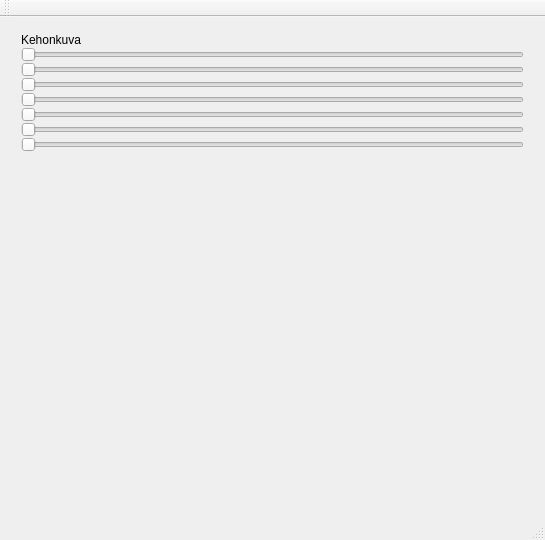
Old version of the form mainwindow.ui in the repository ismotee/olentoStatistics.
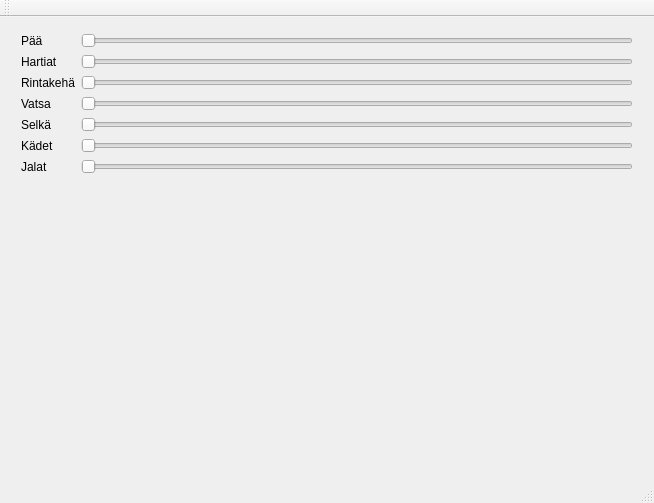
New version of the form.

Diff of the .ui file:
```diff
--- a/mainwindow.ui
+++ b/mainwindow.ui
@@ -6,8 +6,8 @@
    <rect>
     <x>0</x>
     <y>0</y>
-    <width>545</width>
-    <height>540</height>
+    <width>654</width>
+    <height>503</height>
    </rect>
   </property>
   <property name="minimumSize">
@@ -21,13 +21,10 @@
   </property>
   <widget class="QWidget" name="centralWidget">
    <layout class="QGridLayout" name="gridLayout">
-    <item row="0" column="1">
+    <item row="1" column="1">
      <layout class="QHBoxLayout" name="horizontalLayout">
       <item>
-       <layout class="QVBoxLayout" name="inputLayout">
-        <property name="spacing">
-         <number>0</number>
-        </property>
+       <layout class="QGridLayout" name="gridLayout_2">
         <property name="sizeConstraint">
          <enum>QLayout::SetDefaultConstraint</enum>
         </property>
@@ -43,51 +40,20 @@
         <property name="bottomMargin">
          <number>10</number>
         </property>
-        <item>
-         <widget class="QLabel" name="inputLabel">
-          <property name="maximumSize">
-           <size>
-            <width>16777215</width>
-            <height>40</height>
-           </size>
-          </property>
-          <property name="text">
-           <string>Kehonkuva</string>
-          </property>
-         </widget>
-        </item>
-        <item>
-         <widget class="QSlider" name="inputSlider">
-          <property name="toolTip">
-           <string>Pää</string>
-          </property>
-          <property name="orientation">
-           <enum>Qt::Horizontal</enum>
-          </property>
-         </widget>
-        </item>
-        <item>
-         <widget class="QSlider" name="inputSlider_2">
-          <property name="toolTip">
-           <string>Hartiat</string>
-          </property>
-          <property name="orientation">
-           <enum>Qt::Horizontal</enum>
-          </property>
-         </widget>
-        </item>
-        <item>
-         <widget class="QSlider" name="inputSlider_3">
-          <property name="toolTip">
-           <string>Rintakehä</string>
-          </property>
-          <property name="orientation">
-           <enum>Qt::Horizontal</enum>
-          </property>
-         </widget>
-        </item>
-        <item>
+        <item row="6" column="1">
          <widget class="QSlider" name="inputSlider_4">
+          <property name="minimumSize">
+           <size>
+            <width>100</width>
+            <height>0</height>
+           </size>
+          </property>
+          <property name="maximumSize">
+           <size>
+            <width>600</width>
+            <height>16777215</height>
+           </size>
+          </property>
           <property name="toolTip">
            <string>Vatsa</string>
           </property>
@@ -96,28 +62,72 @@
           </property>
          </widget>
         </item>
-        <item>
-         <widget class="QSlider" name="inputSlider_5">
-          <property name="toolTip">
-           <string>Selkä</string>
+        <item row="4" column="0">
+         <widget class="QLabel" name="label_2">
+          <property name="sizePolicy">
+           <sizepolicy hsizetype="Minimum" vsizetype="Preferred">
+            <horstretch>0</horstretch>
+            <verstretch>0</verstretch>
+           </sizepolicy>
           </property>
-          <property name="orientation">
-           <enum>Qt::Horizontal</enum>
+          <property name="text">
+           <string>Hartiat</string>
           </property>
          </widget>
         </item>
-        <item>
-         <widget class="QSlider" name="inputSlider_6">
-          <property name="toolTip">
-           <string>Kädet</string>
+        <item row="6" column="0">
+         <widget class="QLabel" name="label_4">
+          <property name="sizePolicy">
+           <sizepolicy hsizetype="Minimum" vsizetype="Preferred">
+            <horstretch>0</horstretch>
+            <verstretch>0</verstretch>
+           </sizepolicy>
           </property>
-          <property name="orientation">
-           <enum>Qt::Horizontal</enum>
+          <property name="text">
+           <string>Vatsa</string>
           </property>
          </widget>
         </item>
-        <item>
+        <item row="9" column="0">
+         <widget class="QLabel" name="label_7">
+          <property name="sizePolicy">
+           <sizepolicy hsizetype="Minimum" vsizetype="Preferred">
+            <horstretch>0</horstretch>
+            <verstretch>0</verstretch>
+           </sizepolicy>
+          </property>
+          <property name="text">
+           <string>Jalat</string>
+          </property>
+         </widget>
+        </item>
+        <item row="5" column="0">
+         <widget class="QLabel" name="label_3">
+          <property name="sizePolicy">
+           <sizepolicy hsizetype="Minimum" vsizetype="Preferred">
+            <horstretch>0</horstretch>
+            <verstretch>0</verstretch>
+           </sizepolicy>
+          </property>
+          <property name="text">
+           <string>Rintakehä</string>
+          </property>
+         </widget>
+        </item>
+        <item row="9" column="1">
          <widget class="QSlider" name="inputSlider_7">
+          <property name="minimumSize">
+           <size>
+            <width>100</width>
+            <height>0</height>
+           </size>
+          </property>
+          <property name="maximumSize">
+           <size>
+            <width>600</width>
+            <height>16777215</height>
+           </size>
+          </property>
           <property name="toolTip">
            <string>Jalat</string>
           </property>
@@ -126,22 +136,177 @@
           </property>
          </widget>
         </item>
-        <item>
+        <item row="7" column="0">
+         <widget class="QLabel" name="label_5">
+          <property name="sizePolicy">
+           <sizepolicy hsizetype="Minimum" vsizetype="Preferred">
+            <horstretch>0</horstretch>
+            <verstretch>0</verstretch>
+           </sizepolicy>
+          </property>
+          <property name="text">
+           <string>Selkä</string>
+          </property>
+         </widget>
+        </item>
+        <item row="1" column="0">
+         <widget class="QLabel" name="label">
+          <property name="sizePolicy">
+           <sizepolicy hsizetype="Minimum" vsizetype="Preferred">
+            <horstretch>0</horstretch>
+            <verstretch>0</verstretch>
+           </sizepolicy>
+          </property>
+          <property name="text">
+           <string>Pää</string>
+          </property>
+         </widget>
+        </item>
+        <item row="7" column="1">
+         <widget class="QSlider" name="inputSlider_5">
+          <property name="minimumSize">
+           <size>
+            <width>100</width>
+            <height>0</height>
+           </size>
+          </property>
+          <property name="maximumSize">
+           <size>
+            <width>600</width>
+            <height>16777215</height>
+           </size>
+          </property>
+          <property name="toolTip">
+           <string>Selkä</string>
+          </property>
+          <property name="orientation">
+           <enum>Qt::Horizontal</enum>
+          </property>
+         </widget>
+        </item>
+        <item row="8" column="0">
+         <widget class="QLabel" name="label_6">
+          <property name="sizePolicy">
+           <sizepolicy hsizetype="Minimum" vsizetype="Preferred">
+            <horstretch>0</horstretch>
+            <verstretch>0</verstretch>
+           </sizepolicy>
+          </property>
+          <property name="text">
+           <string>Kädet</string>
+          </property>
+         </widget>
+        </item>
+        <item row="5" column="1">
+         <widget class="QSlider" name="inputSlider_3">
+          <property name="minimumSize">
+           <size>
+            <width>100</width>
+            <height>0</height>
+           </size>
+          </property>
+          <property name="maximumSize">
+           <size>
+            <width>600</width>
+            <height>16777215</height>
+           </size>
+          </property>
+          <property name="toolTip">
+           <string>Rintakehä</string>
+          </property>
+          <property name="orientation">
+           <enum>Qt::Horizontal</enum>
+          </property>
+         </widget>
+        </item>
+        <item row="4" column="1">
+         <widget class="QSlider" name="inputSlider_2">
+          <property name="minimumSize">
+           <size>
+            <width>100</width>
+            <height>0</height>
+           </size>
+          </property>
+          <property name="maximumSize">
+           <size>
+            <width>600</width>
+            <height>16777215</height>
+           </size>
+          </property>
+          <property name="toolTip">
+           <string>Hartiat</string>
+          </property>
+          <property name="orientation">
+           <enum>Qt::Horizontal</enum>
+          </property>
+         </widget>
+        </item>
+        <item row="1" column="1">
+         <widget class="QSlider" name="inputSlider">
+          <property name="sizePolicy">
+           <sizepolicy hsizetype="Expanding" vsizetype="Fixed">
+            <horstretch>0</horstretch>
+            <verstretch>0</verstretch>
+           </sizepolicy>
+          </property>
+          <property name="minimumSize">
+           <size>
+            <width>100</width>
+            <height>0</height>
+           </size>
+          </property>
+          <property name="maximumSize">
+           <size>
+            <width>600</width>
+            <height>16777215</height>
+           </size>
+          </property>
+          <property name="toolTip">
+           <string>Pää</string>
+          </property>
+          <property name="orientation">
+           <enum>Qt::Horizontal</enum>
+          </property>
+         </widget>
+        </item>
+        <item row="10" column="1">
          <spacer name="verticalSpacer_4">
           <property name="orientation">
            <enum>Qt::Vertical</enum>
           </property>
           <property name="sizeType">
-           <enum>QSizePolicy::Maximum</enum>
+           <enum>QSizePolicy::Expanding</enum>
           </property>
           <property name="sizeHint" stdset="0">
            <size>
-            <width>300</width>
-            <height>800</height>
+            <width>100</width>
+            <height>40</height>
            </size>
           </property>
          </spacer>
         </item>
+        <item row="8" column="1">
+         <widget class="QSlider" name="inputSlider_6">
+          <property name="minimumSize">
+           <size>
+            <width>100</width>
+            <height>0</height>
+           </size>
+          </property>
+          <property name="maximumSize">
+           <size>
+            <width>600</width>
+            <height>16777215</height>
+           </size>
+          </property>
+          <property name="toolTip">
+           <string>Kädet</string>
+          </property>
+          <property name="orientation">
+           <enum>Qt::Horizontal</enum>
+          </property>
+         </widget>
+        </item>
        </layout>
       </item>
      </layout>
```
Left out of the diff: 2 changed lines with no effect on the pictures.
